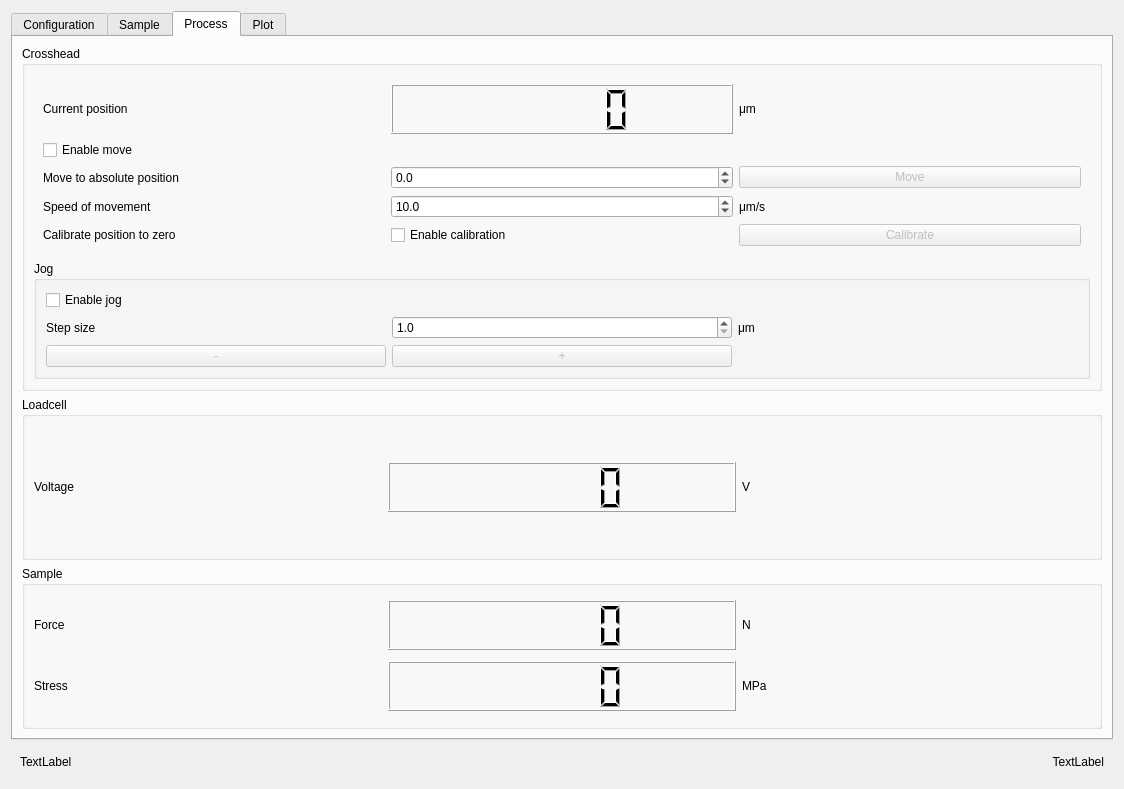
Qt form loadframe.ui (zoltan885/P212_loadframe) before a commit.
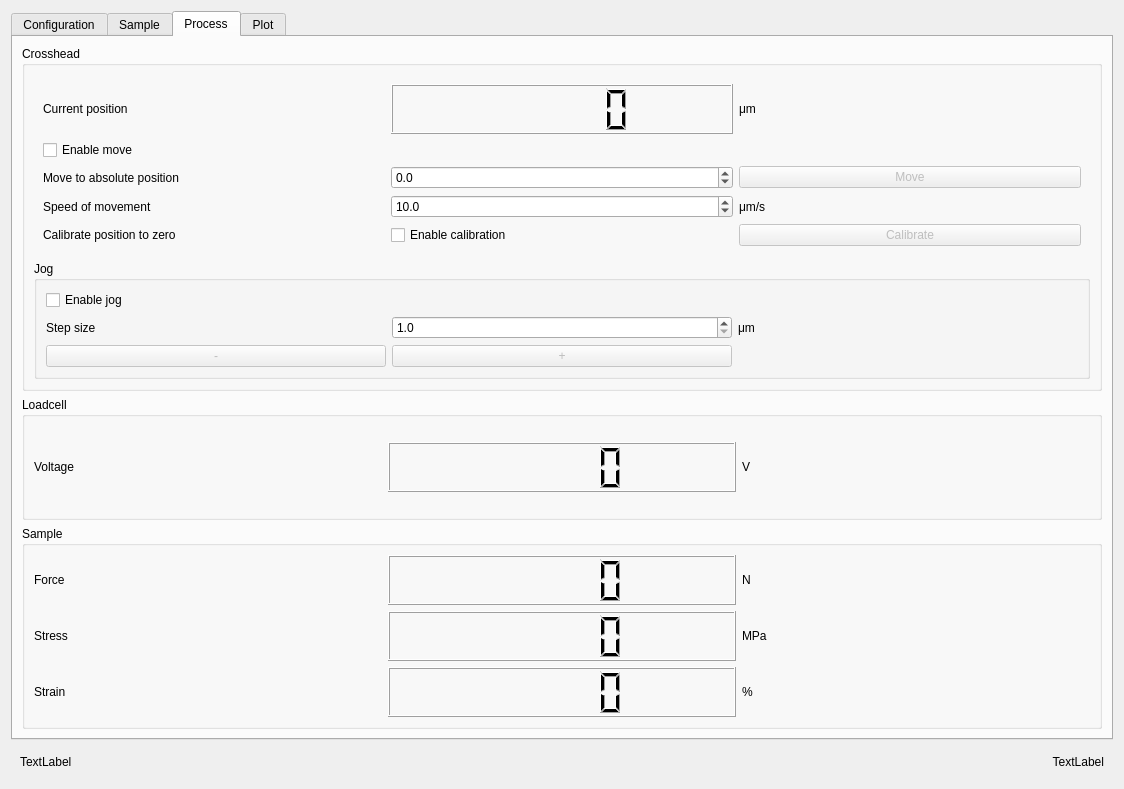
The same form after that commit. The open tabs and pages were chosen to show the change.

Commit message: added functionality to the first tab

The edit to the form file:
```diff
--- a/loadframe.ui
+++ b/loadframe.ui
@@ -818,22 +818,6 @@
           <string>Sample</string>
          </property>
          <layout class="QGridLayout" name="gridLayout_4">
-          <item row="0" column="1">
-           <widget class="QLCDNumber" name="lcdNumber_2">
-            <property name="sizePolicy">
-             <sizepolicy hsizetype="Minimum" vsizetype="Fixed">
-              <horstretch>0</horstretch>
-              <verstretch>0</verstretch>
-             </sizepolicy>
-            </property>
-            <property name="minimumSize">
-             <size>
-              <width>0</width>
-              <height>50</height>
-             </size>
-            </property>
-           </widget>
-          </item>
           <item row="0" column="0">
            <widget class="QLabel" name="label_21">
             <property name="text">
@@ -848,15 +832,8 @@
             </property>
            </widget>
           </item>
-          <item row="1" column="0">
-           <widget class="QLabel" name="label_25">
-            <property name="text">
-             <string>Stress</string>
-            </property>
-           </widget>
-          </item>
-          <item row="1" column="1">
-           <widget class="QLCDNumber" name="lcdNumber_4">
+          <item row="0" column="1">
+           <widget class="QLCDNumber" name="lcdNumber_sampleForce">
             <property name="sizePolicy">
              <sizepolicy hsizetype="Minimum" vsizetype="Fixed">
               <horstretch>0</horstretch>
@@ -878,6 +855,59 @@
             </property>
            </widget>
           </item>
+          <item row="1" column="1">
+           <widget class="QLCDNumber" name="lcdNumber_sampleStress">
+            <property name="sizePolicy">
+             <sizepolicy hsizetype="Minimum" vsizetype="Fixed">
+              <horstretch>0</horstretch>
+              <verstretch>0</verstretch>
+             </sizepolicy>
+            </property>
+            <property name="minimumSize">
+             <size>
+              <width>0</width>
+              <height>50</height>
+             </size>
+            </property>
+           </widget>
+          </item>
+          <item row="1" column="0">
+           <widget class="QLabel" name="label_25">
+            <property name="text">
+             <string>Stress</string>
+            </property>
+           </widget>
+          </item>
+          <item row="2" column="0">
+           <widget class="QLabel" name="label_33">
+            <property name="text">
+             <string>Strain</string>
+            </property>
+           </widget>
+          </item>
+          <item row="2" column="1">
+           <widget class="QLCDNumber" name="lcdNumber_sampleStrain">
+            <property name="sizePolicy">
+             <sizepolicy hsizetype="Minimum" vsizetype="Fixed">
+              <horstretch>0</horstretch>
+              <verstretch>0</verstretch>
+             </sizepolicy>
+            </property>
+            <property name="minimumSize">
+             <size>
+              <width>0</width>
+              <height>50</height>
+             </size>
+            </property>
+           </widget>
+          </item>
+          <item row="2" column="2">
+           <widget class="QLabel" name="label_34">
+            <property name="text">
+             <string>%</string>
+            </property>
+           </widget>
+          </item>
          </layout>
         </widget>
        </item>
```
Left out of the diff: 86 changed lines with no effect on the pictures. The commit also changes 1 other file.
